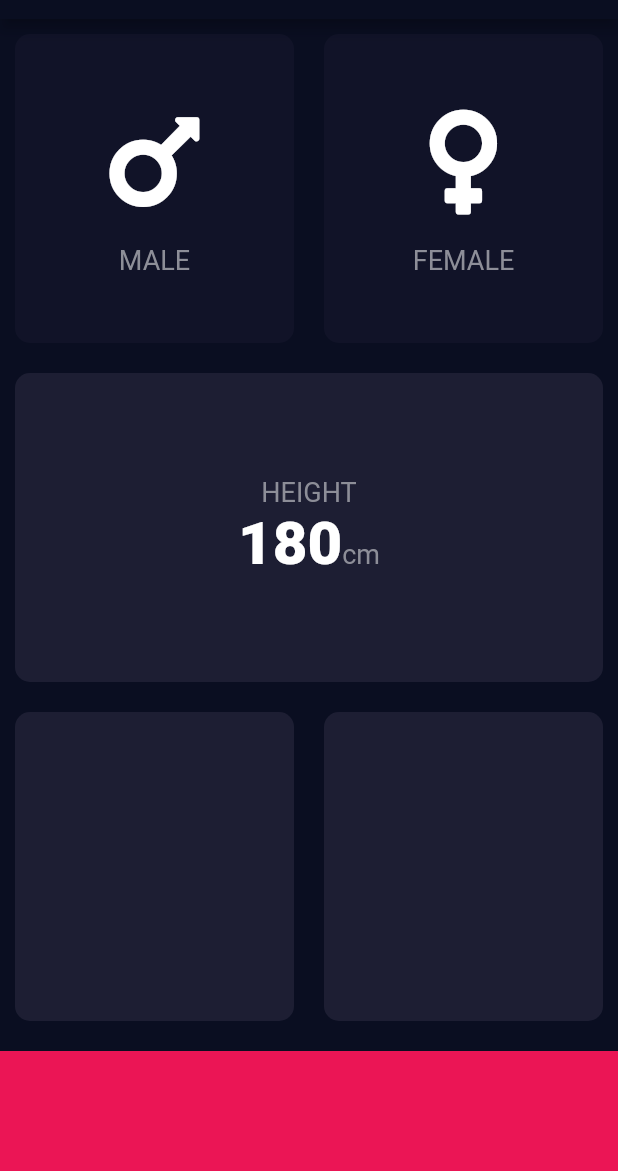
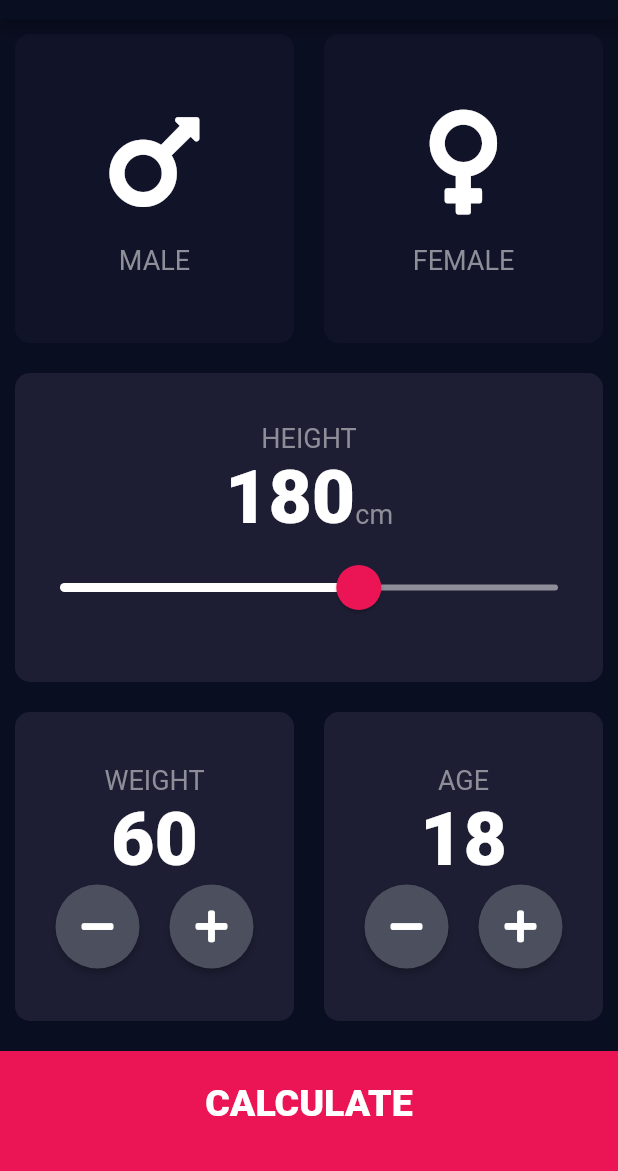
Before and after one commit to DangerDeveloper/bmi_calculator, a Flutter app: the screen it shows after launch, on a phone screen of 412 x 824 dp, the part 65-1236 px from its top. Run offline on Flutter 3.47's test engine with Material 2 defaults, Android fonts, the phone set to English and light mode, and no system bars; our stand-ins replace font_awesome_flutter.

Commit message:
now over

```diff
--- /dev/null
+++ b/lib/calculater_brain.dart
@@ -0,0 +1,36 @@
+import 'dart:math';
+
+import 'package:flutter/cupertino.dart';
+
+class CalculaterBrain {
+  final weight;
+  final height;
+  double _bmi;
+
+  CalculaterBrain({@required this.height, @required this.weight});
+
+  String calculateBMI() {
+    _bmi = weight / pow(height / 100, 2);
+    return _bmi.toStringAsFixed(1);
+  }
+
+  String getResult() {
+    if (_bmi >= 25) {
+      return 'Overweight';
+    } else if (_bmi > 18.5) {
+      return 'Normal';
+    } else {
+      return 'Underweight';
+    }
+  }
+
+  String getInterpretation() {
+    if (_bmi >= 25) {
+      return 'You have a higher than normal body weight. Try to exercise more.';
+    } else if (_bmi > 18.5) {
+      return 'You have a normal body weight. Good job!';
+    } else {
+      return 'you have lower than normal body weight. you can eat more.';
+    }
+  }
+}
--- /dev/null
+++ b/lib/components/botton.dart
@@ -0,0 +1,30 @@
+import 'package:flutter/material.dart';
+
+import '../constant.dart';
+
+class Botton extends StatelessWidget {
+  final text;
+  final onTap;
+
+  Botton({@required this.text, @required this.onTap});
+
+  @override
+  Widget build(BuildContext context) {
+    return GestureDetector(
+      onTap: onTap,
+      child: Container(
+        child: Center(
+          child: Text(
+            text,
+            style: kBottomButtonText,
+          ),
+        ),
+        padding: EdgeInsets.only(bottom: 10.0),
+        color: kBottomContainerColor,
+        width: double.infinity,
+        margin: EdgeInsets.only(top: 10.0),
+        height: kBottomContainerHeight,
+      ),
+    );
+  }
+}
--- a/lib/icon_content.dart
+++ b/lib/components/icon_content.dart
@@ -1,5 +1,6 @@
 import 'package:flutter/material.dart';
-import 'constant.dart';
+
+import '../constant.dart';
 
 class IconContent extends StatelessWidget {
   final IconData icon;
--- /dev/null
+++ b/lib/components/round_icon_pack.dart
@@ -0,0 +1,25 @@
+import 'package:flutter/material.dart';
+
+class RoundIconButton extends StatelessWidget {
+  final IconData icon;
+  final Function onPressed;
+
+  RoundIconButton({this.icon, this.onPressed});
+
+  @override
+  Widget build(BuildContext context) {
+    return RawMaterialButton(
+      onPressed: onPressed,
+      child: Icon(icon),
+//      shape: CircleBorder(
+//        side: BorderSide(color: Colors.red),
+//      ),
+      shape: CircleBorder(),
+      fillColor: Color(0xFF4C4F5E),
+      constraints: BoxConstraints.tightFor(
+        width: 56.0,
+        height: 56.0,
+      ),
+    );
+  }
+}
--- a/lib/constant.dart
+++ b/lib/constant.dart
@@ -6,4 +6,11 @@ const kBottomContainerHeight = 80.0;
 const kBottomContainerColor = Color(0xFFEB1555);
 
 const kLabelTextStyle = TextStyle(color: Color(0xFF8D8E98), fontSize: 18.0);
-const kSliderText = TextStyle(color: Colors.white, fontSize: 40.0,fontWeight: FontWeight.w900);
+const kSliderText = TextStyle(fontSize: 50.0, fontWeight: FontWeight.w900);
+const kBottomButtonText = TextStyle(
+    fontSize: 25.0, fontWeight: FontWeight.w900);
+const kResultTextStyle = TextStyle(
+    color: Color(0xFF24D876), fontSize: 22.0, fontWeight: FontWeight.bold);
+const kNumberResultText = TextStyle(
+    fontSize: 100.0, fontWeight: FontWeight.w900);
+const kBodyTextStyle = TextStyle(fontSize: 22.0,);
--- a/lib/input_page.dart
+++ /dev/null
@@ -1,123 +0,0 @@
-import 'package:flutter/material.dart';
-import 'package:font_awesome_flutter/font_awesome_flutter.dart';
-import 'icon_content.dart';
-import 'reuseable_card.dart';
-import 'constant.dart';
-
-enum Gender {
-  male,
-  female,
-}
-
-class InputPage extends StatefulWidget {
-  @override
-  _InputPageState createState() => _InputPageState();
-}
-
-class _InputPageState extends State<InputPage> {
-  Gender selectedGender;
-
-  @override
-  Widget build(BuildContext context) {
-    return Scaffold(
-      appBar: AppBar(
-        title: Text('BMI CALCULATOR'),
-      ),
-      body: Column(
-        children: <Widget>[
-          Expanded(
-            child: Row(
-              children: <Widget>[
-                Expanded(
-                  child: ReuseableCard(
-                    onTab: () {
-                      setState(() {
-                        selectedGender = Gender.male;
-                      });
-                    },
-                    color: selectedGender == Gender.male
-                        ? kActiveCardColor
-                        : kInActiveCardColor,
-                    childData: IconContent(
-                      icon: FontAwesomeIcons.mars,
-                      label: 'MALE',
-                    ),
-                  ),
-                ),
-                Expanded(
-                  child: ReuseableCard(
-                    onTab: () {
-                      setState(() {
-                        selectedGender = Gender.female;
-                      });
-                    },
-                    color: selectedGender == Gender.female
-                        ? kActiveCardColor
-                        : kInActiveCardColor,
-                    childData: IconContent(
-                      icon: FontAwesomeIcons.venus,
-                      label: 'FEMALE',
-                    ),
-                  ),
-                ),
-              ],
-            ),
-          ),
-          Expanded(
-            child: ReuseableCard(
-              color: kActiveCardColor,
-              childData: Column(
-                mainAxisAlignment: MainAxisAlignment.center,
-                crossAxisAlignment: CrossAxisAlignment.center,
-                children: <Widget>[
-                  Text(
-                    'HEIGHT',
-                    style: kLabelTextStyle,
-                  ),
-                  Row(
-                    mainAxisAlignment: MainAxisAlignment.center,
-                    crossAxisAlignment: CrossAxisAlignment.baseline,
-                    textBaseline: TextBaseline.alphabetic,
-                    children: <Widget>[
-                      Text(
-                        '180',
-                        style: kSliderText,
-                      ),
-                      Text(
-                        'cm',
-                        style: kLabelTextStyle,
-                      ),
-                    ],
-                  ),
-//                  Slider(value: null, onChanged: null),
-                ],
-              ),
-            ),
-          ),
-          Expanded(
-            child: Row(
-              children: <Widget>[
-                Expanded(
-                  child: ReuseableCard(
-                    color: kActiveCardColor,
-                  ),
-                ),
-                Expanded(
-                  child: ReuseableCard(
-                    color: kActiveCardColor,
-                  ),
-                ),
-              ],
-            ),
-          ),
-          Container(
-            color: kBottomContainerColor,
-            width: double.infinity,
-            margin: EdgeInsets.only(top: 10.0),
-            height: kBottomContainerHeight,
-          ),
-        ],
-      ),
-    );
-  }
-}
--- a/lib/main.dart
+++ b/lib/main.dart
@@ -1,5 +1,6 @@
 import 'package:flutter/material.dart';
-import 'input_page.dart';
+
+import 'screens/input_page.dart';
 
 void main() => runApp(BMICalculator());
 
--- /dev/null
+++ b/lib/screens/input_page.dart
@@ -0,0 +1,250 @@
+import 'package:bmi_calculator/screens/results_page.dart';
+import 'package:flutter/material.dart';
+import 'package:font_awesome_flutter/font_awesome_flutter.dart';
+
+import '../calculater_brain.dart';
+import '../components/botton.dart';
+import '../components/icon_content.dart';
+import '../components/reuseable_card.dart';
+import '../components/round_icon_pack.dart';
+import '../constant.dart';
+import 'results_page.dart';
+
+enum Gender {
+  male,
+  female,
+}
+
+class InputPage extends StatefulWidget {
+  @override
+  _InputPageState createState() => _InputPageState();
+}
+
+class _InputPageState extends State<InputPage> {
+  Gender selectedGender;
+  int height = 180;
+  int weight = 60;
+  int age = 18;
+
+  @override
+  Widget build(BuildContext context) {
+    return Scaffold(
+      appBar: AppBar(
+        title: Text('BMI CALCULATOR'),
+      ),
+      body: Column(
+        crossAxisAlignment: CrossAxisAlignment.stretch,
+        children: <Widget>[
+          Expanded(
+            child: Row(
+              children: <Widget>[
+                Expanded(
+                  child: ReuseableCard(
+                    onTab: () {
+                      setState(() {
+                        selectedGender = Gender.male;
+                      });
+                    },
+                    color: selectedGender == Gender.male
+                        ? kActiveCardColor
+                        : kInActiveCardColor,
+                    childData: IconContent(
+                      icon: FontAwesomeIcons.mars,
+                      label: 'MALE',
+                    ),
+                  ),
+                ),
+                Expanded(
+                  child: ReuseableCard(
+                    onTab: () {
+                      setState(() {
+                        selectedGender = Gender.female;
+                      });
+                    },
+                    color: selectedGender == Gender.female
+                        ? kActiveCardColor
+                        : kInActiveCardColor,
+                    childData: IconContent(
+                      icon: FontAwesomeIcons.venus,
+                      label: 'FEMALE',
+                    ),
+                  ),
+                ),
+              ],
+            ),
+          ),
+          Expanded(
+            child: ReuseableCard(
+              color: kActiveCardColor,
+              childData: Column(
+                mainAxisAlignment: MainAxisAlignment.center,
+                crossAxisAlignment: CrossAxisAlignment.center,
+                children: <Widget>[
+                  Text(
+                    'HEIGHT',
+                    style: kLabelTextStyle,
+                  ),
+                  Row(
+                    mainAxisAlignment: MainAxisAlignment.center,
+                    crossAxisAlignment: CrossAxisAlignment.baseline,
+                    textBaseline: TextBaseline.alphabetic,
+                    children: <Widget>[
+                      Text(
+                        height.toString(),
+                        style: kSliderText,
+                      ),
+                      Text(
+                        'cm',
+                        style: kLabelTextStyle,
+                      ),
+                    ],
+                  ),
+                  SliderTheme(
+                    data: SliderThemeData(
+                      inactiveTrackColor: Color(0xFF8D8E98),
+                      trackHeight: 4.0,
+                      activeTrackColor: Colors.white,
+                      thumbColor: Color(0xFFEB1555),
+                      overlayColor: Color(0x26EB1555),
+                      thumbShape:
+                          RoundSliderThumbShape(enabledThumbRadius: 15.0),
+                      overlayShape:
+                          RoundSliderOverlayShape(overlayRadius: 30.0),
+                    ),
+//                    also use like that.
+//                    data: SliderTheme.of(context).copyWith(
+//                      inactiveTrackColor: Color(0xFF8D8E98),
+//                      trackHeight: 4.0,
+//                      activeTrackColor: Colors.white,
+//                      thumbColor: Color(0xFFEB1555),
+//                      overlayColor: Color(0x26EB1555),
+//                      thumbShape: RoundSliderThumbShape(enabledThumbRadius: 15.0),
+//                      overlayShape: RoundSliderOverlayShape(overlayRadius: 30.0),
+//                    ),
+                    child: Slider(
+                      value: height.toDouble(),
+                      onChanged: (reading) {
+                        setState(() {
+                          height = reading.round();
+                        });
+                      },
+                      max: 220,
+                      min: 120,
+                    ),
+                  ),
+                ],
+              ),
+            ),
+          ),
+          Expanded(
+            child: Row(
+              children: <Widget>[
+                Expanded(
+                  child: ReuseableCard(
+                    color: kActiveCardColor,
+                    childData: Column(
+                      mainAxisAlignment: MainAxisAlignment.center,
+                      children: <Widget>[
+                        Text(
+                          'WEIGHT',
+                          style: kLabelTextStyle,
+                        ),
+                        Text(
+                          weight.toString(),
+                          style: kSliderText,
+                        ),
+                        Row(
+                          mainAxisAlignment: MainAxisAlignment.center,
+                          children: <Widget>[
+                            RoundIconButton(
+                              icon: FontAwesomeIcons.minus,
+                              onPressed: () {
+                                setState(() {
+                                  weight--;
+                                });
+                              },
+                            ),
+                            SizedBox(
+                              width: 20.0,
+                            ),
+                            RoundIconButton(
+                              icon: FontAwesomeIcons.plus,
+                              onPressed: () {
+                                setState(() {
+                                  weight++;
+                                });
+                              },
+                            ),
+                          ],
+                        ),
+                      ],
+                    ),
+                  ),
+                ),
+                Expanded(
+                  child: ReuseableCard(
+                    color: kActiveCardColor,
+                    childData: Column(
+                      mainAxisAlignment: MainAxisAlignment.center,
+                      children: <Widget>[
+                        Text(
+                          'AGE',
+                          style: kLabelTextStyle,
+                        ),
+                        Text(
+                          age.toString(),
+                          style: kSliderText,
+                        ),
+                        Row(
+                          mainAxisAlignment: MainAxisAlignment.center,
+                          children: <Widget>[
+                            RoundIconButton(
+                              icon: FontAwesomeIcons.minus,
+                              onPressed: () {
+                                setState(() {
+                                  age--;
+                                });
+                              },
+                            ),
+                            SizedBox(
+                              width: 20.0,
+                            ),
+                            RoundIconButton(
+                              icon: FontAwesomeIcons.plus,
+                              onPressed: () {
+                                setState(() {
+                                  age++;
+                                });
+                              },
+                            ),
+                          ],
+                        ),
+                      ],
+                    ),
+                  ),
+                ),
+              ],
+            ),
+          ),
+          Botton(
+            text: 'CALCULATE',
+            onTap: () {
+              CalculaterBrain cal =
+                  CalculaterBrain(height: height, weight: weight);
+              Navigator.push(
+                context,
+                MaterialPageRoute(
+                  builder: (context) => ResultsPage(
+                    getBMI: cal.calculateBMI(),
+                    getResult: cal.getResult(),
+                    getInterpretation: cal.getInterpretation(),
+                  ),
+                ),
+              );
+            },
+          ),
+        ],
+      ),
+    );
+  }
+}
```
Also changed, not shown: lib/screens/results_page.dart (added, +73 -0 lines), lib/components/reuseable_card.dart (renamed from lib/reuseable_card.dart).
